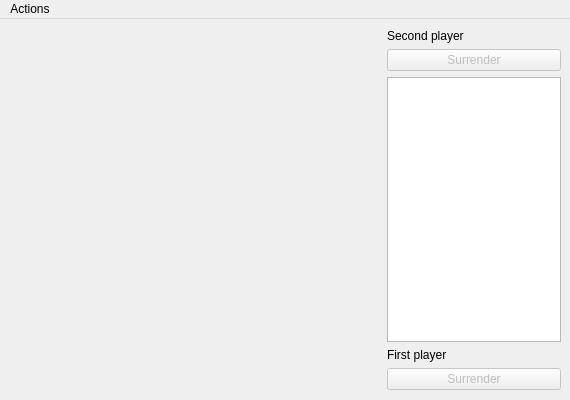
First picture: the form in uiFiles/MainWindowUi.ui, repository aedobrynin/smallChess, before the edit.
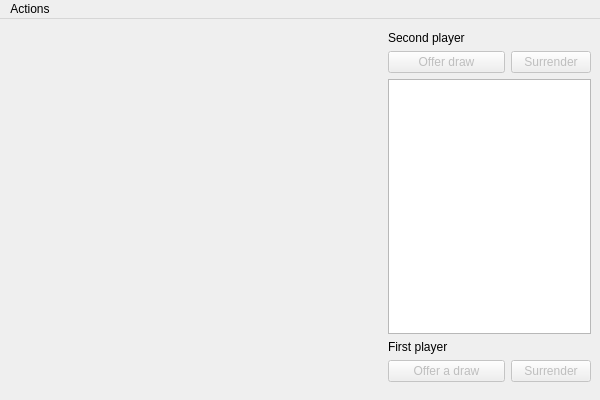
Second picture: the form after the edit. Icons and pictures are not drawn.

Commit message: Draw offer ability was added

```diff
--- a/uiFiles/MainWindowUi.ui
+++ b/uiFiles/MainWindowUi.ui
@@ -6,7 +6,7 @@
    <rect>
     <x>0</x>
     <y>0</y>
-    <width>570</width>
+    <width>600</width>
     <height>400</height>
    </rect>
   </property>
@@ -18,13 +18,13 @@
   </property>
   <property name="minimumSize">
    <size>
-    <width>570</width>
+    <width>600</width>
     <height>400</height>
    </size>
   </property>
   <property name="maximumSize">
    <size>
-    <width>570</width>
+    <width>600</width>
     <height>400</height>
    </size>
   </property>
@@ -39,17 +39,66 @@
    <widget class="QWidget" name="gridLayoutWidget">
     <property name="geometry">
      <rect>
-      <x>387</x>
-      <y>10</y>
-      <width>174</width>
-      <height>361</height>
+      <x>388</x>
+      <y>12</y>
+      <width>203</width>
+      <height>351</height>
      </rect>
     </property>
-    <layout class="QGridLayout" name="gridLayout">
-     <item row="2" column="1">
+    <layout class="QGridLayout" name="rightColumnLayout">
+     <item row="4" column="1" colspan="2">
+      <widget class="QPushButton" name="firstPlayerSurrenderBtn">
+       <property name="enabled">
+        <bool>false</bool>
+       </property>
+       <property name="text">
+        <string>Surrender</string>
+       </property>
+      </widget>
+     </item>
+     <item row="4" column="0">
+      <widget class="QPushButton" name="firstPlayerOfferDrawBtn">
+       <property name="enabled">
+        <bool>false</bool>
+       </property>
+       <property name="sizePolicy">
+        <sizepolicy hsizetype="MinimumExpanding" vsizetype="Fixed">
+         <horstretch>0</horstretch>
+         <verstretch>0</verstretch>
+        </sizepolicy>
+       </property>
+       <property name="text">
+        <string>Offer a draw</string>
+       </property>
+      </widget>
+     </item>
+     <item row="3" column="0" colspan="3">
+      <widget class="QLabel" name="firstPlayerNickname">
+       <property name="text">
+        <string>First player</string>
+       </property>
+      </widget>
+     </item>
+     <item row="2" column="0" colspan="3">
       <widget class="QListWidget" name="movesList"/>
      </item>
-     <item row="1" column="1">
+     <item row="1" column="0">
+      <widget class="QPushButton" name="secondPlayerOfferDrawBtn">
+       <property name="enabled">
+        <bool>false</bool>
+       </property>
+       <property name="sizePolicy">
+        <sizepolicy hsizetype="MinimumExpanding" vsizetype="Fixed">
+         <horstretch>0</horstretch>
+         <verstretch>0</verstretch>
+        </sizepolicy>
+       </property>
+       <property name="text">
+        <string>Offer draw</string>
+       </property>
+      </widget>
+     </item>
+     <item row="1" column="1" colspan="2">
       <widget class="QPushButton" name="secondPlayerSurrenderBtn">
        <property name="enabled">
         <bool>false</bool>
@@ -59,30 +108,13 @@
        </property>
       </widget>
      </item>
-     <item row="4" column="1">
-      <widget class="QPushButton" name="firstPlayerSurrenderBtn">
-       <property name="enabled">
-        <bool>false</bool>
-       </property>
-       <property name="text">
-        <string>Surrender</string>
-       </property>
-      </widget>
-     </item>
-     <item row="0" column="1">
+     <item row="0" column="0" colspan="3">
       <widget class="QLabel" name="secondPlayerNickname">
        <property name="text">
         <string>Second player</string>
        </property>
       </widget>
      </item>
-     <item row="3" column="1">
-      <widget class="QLabel" name="firstPlayerNickname">
-       <property name="text">
-        <string>First player</string>
-       </property>
-      </widget>
-     </item>
     </layout>
    </widget>
   </widget>
@@ -91,7 +123,7 @@
     <rect>
      <x>0</x>
      <y>0</y>
-     <width>570</width>
+     <width>600</width>
      <height>22</height>
     </rect>
    </property>
```
The commit also changes 6 other files.
